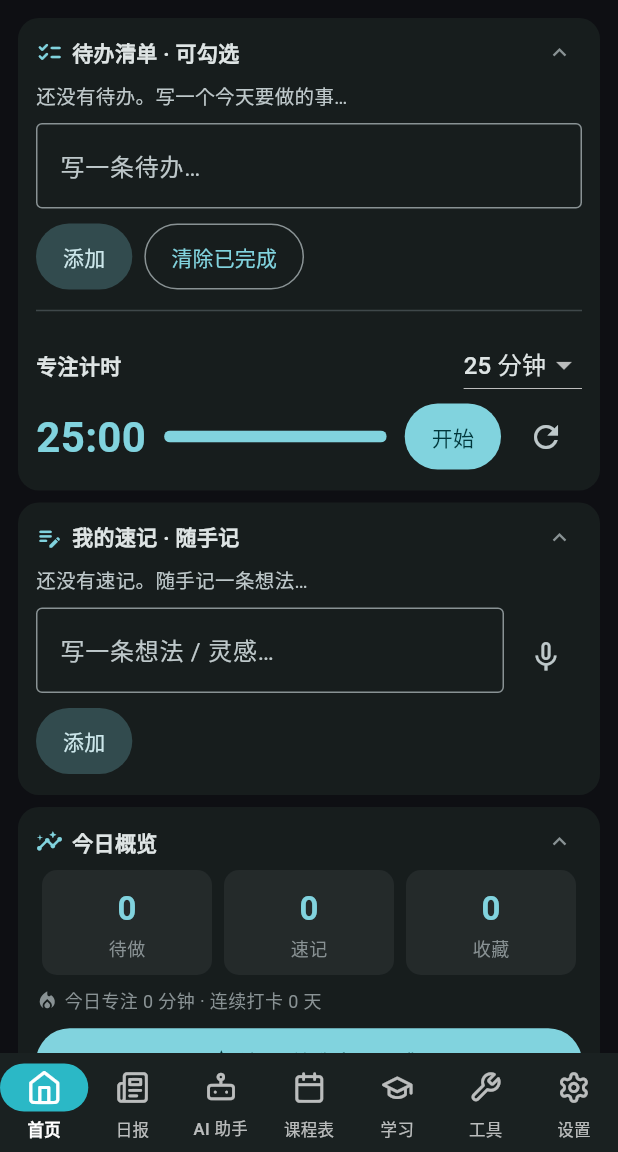
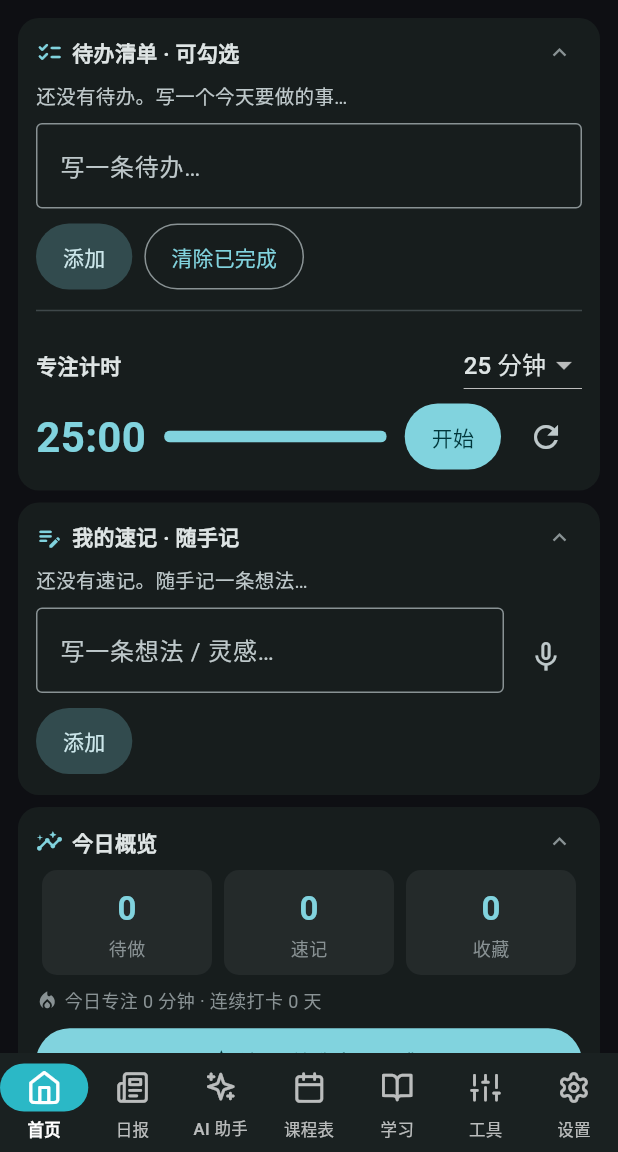
Before and after one commit to W-lik721/personal-workbench, a Flutter app: the screen it shows after launch, on a phone screen of 412 x 824 dp, the part 84-1236 px from its top. Run offline on Flutter 3.47's test engine with Material 3 defaults, Android fonts, the phone set to English and light mode, and no system bars; our stand-ins replace file_picker, flutter_local_notifications, flutter_markdown, flutter_secure_storage, image_picker, shared_preferences and 2 more; missing offline and left inert: charset_converter, google_mlkit_text_recognition; network calls fail; project files that could hold a hidden picture were left out.

Commit message:
style(nav): 替换学习/AI助手/工具图标为 book-open/sparkles/sliders
- AI 助手: bot(机器人) -> sparkles
- 学习: graduationCap(学位帽) -> bookOpen
- 工具: wrench(扳手) -> sliders
用户反馈原图标语义不准，改用更贴合的现代风格 Lucide 字形。

```diff
--- a/mobile/lib/lucide_nav_icons.dart
+++ b/mobile/lib/lucide_nav_icons.dart
@@ -13,9 +13,9 @@ class LucideNavIcons {
 
   static const IconData home = IconData(0xf35e, fontFamily: _family);
   static const IconData newspaper = IconData(0xf40c, fontFamily: _family);
-  static const IconData bot = IconData(0xf1c0, fontFamily: _family);
+  static const IconData sparkles = IconData(0xf4e8, fontFamily: _family);
   static const IconData calendar = IconData(0xf1d2, fontFamily: _family);
-  static const IconData graduationCap = IconData(0xf33e, fontFamily: _family);
-  static const IconData wrench = IconData(0xf59d, fontFamily: _family);
+  static const IconData bookOpen = IconData(0xf1b6, fontFamily: _family);
+  static const IconData sliders = IconData(0xf4db, fontFamily: _family);
   static const IconData settings = IconData(0xf4b9, fontFamily: _family);
 }
--- a/mobile/lib/main.dart
+++ b/mobile/lib/main.dart
@@ -278,10 +278,10 @@ class _MainShellState extends State<MainShell> {
         destinations: const [
           NavigationDestination(icon: Icon(LucideNavIcons.home), label: '首页'),
           NavigationDestination(icon: Icon(LucideNavIcons.newspaper), label: '日报'),
-          NavigationDestination(icon: Icon(LucideNavIcons.bot), label: 'AI 助手'),
+          NavigationDestination(icon: Icon(LucideNavIcons.sparkles), label: 'AI 助手'),
           NavigationDestination(icon: Icon(LucideNavIcons.calendar), label: '课程表'),
-          NavigationDestination(icon: Icon(LucideNavIcons.graduationCap), label: '学习'),
-          NavigationDestination(icon: Icon(LucideNavIcons.wrench), label: '工具'),
+          NavigationDestination(icon: Icon(LucideNavIcons.bookOpen), label: '学习'),
+          NavigationDestination(icon: Icon(LucideNavIcons.sliders), label: '工具'),
           NavigationDestination(icon: Icon(LucideNavIcons.settings), label: '设置'),
         ],
       ),
```
